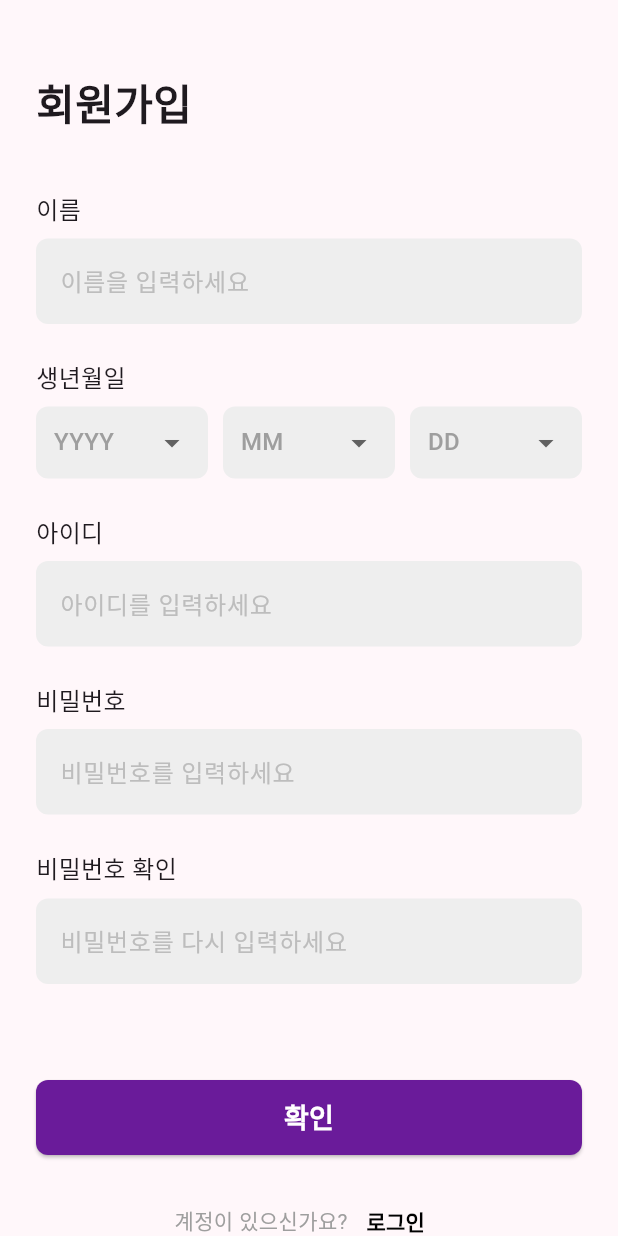
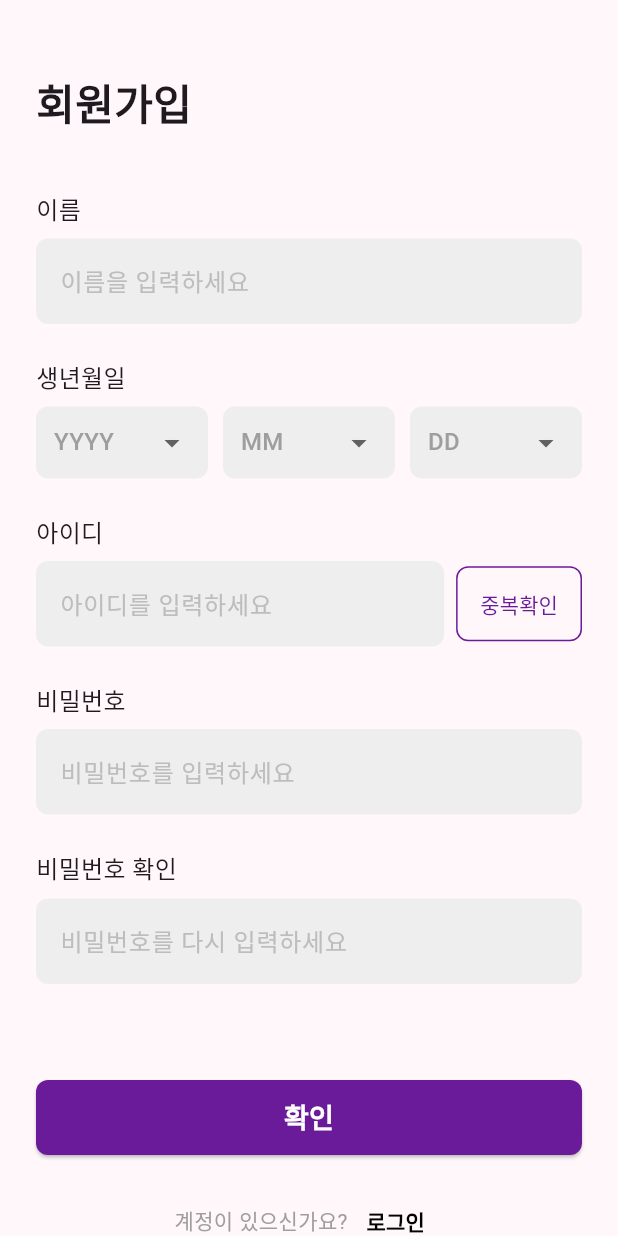
Before and after one commit to 9oormthon-univ/2025_SEASONTHON_TEAM_87_FrontEnd, a Flutter app: the screen it shows after launch, after a tap on "회원가입", on a phone screen of 412 x 824 dp. Run offline on Flutter 3.47's test engine with Material 3 defaults, Android fonts, the phone set to English and light mode, and no system bars; network calls fail.

Commit message:
로그인 및 회원가입 API연동 아이디 중복방지 추가

```diff
--- a/my_flutter_app/lib/screens/login_screen.dart
+++ b/my_flutter_app/lib/screens/login_screen.dart
@@ -23,7 +23,6 @@ class _LoginScreenState extends State<LoginScreen> {
   }
 
   Future<void> _handleLogin() async {
-    // ✅ [테스트] 버튼이 눌리는지 확인하기 위한 print문
     print("로그인 버튼 눌림! _handleLogin 함수 시작.");
 
     if (_isLoading) {
@@ -62,18 +61,21 @@ class _LoginScreenState extends State<LoginScreen> {
   @override
   Widget build(BuildContext context) {
     const primaryColor = Color(0xFF8A2BE2);
-    const gradientStartColor = Color(0xFFD4B9FF);
-    const gradientEndColor = Color(0xFFE9D8FF);
+    // 그라데이션 색상은 이제 사용되지 않습니다.
+    // const gradientStartColor = Color(0xFFD4B9FF);
+    // const gradientEndColor = Color(0xFFE9D8FF);
 
     return Scaffold(
-      body: Container(
-        decoration: const BoxDecoration(
-          gradient: LinearGradient(
-              begin: Alignment.topCenter,
-              end: Alignment.bottomCenter,
-              colors: [gradientStartColor, gradientEndColor]),
+      body: Stack( // ✅ [수정] Stack 위젯으로 변경하여 배경 이미지 위에 UI를 올립니다.
+        fit: StackFit.expand,
+        children: [
+          // ✅ [추가] 배경 이미지
+          Image.asset(
+            'assets/login_background.png', // ✅ [수정] 배경 이미지 파일 경로
+            fit: BoxFit.cover,
           ),
-        child: SafeArea(
+          // ✅ [수정] 기존 Container의 내용은 Stack의 자식으로 옮겨집니다.
+          SafeArea(
             child: Padding(
               padding: const EdgeInsets.symmetric(horizontal: 40.0),
               child: SingleChildScrollView(
@@ -129,6 +131,7 @@ class _LoginScreenState extends State<LoginScreen> {
               ),
             ),
           ),
+        ],
       ),
     );
   }
--- a/my_flutter_app/lib/screens/signup_screen.dart
+++ b/my_flutter_app/lib/screens/signup_screen.dart
@@ -23,8 +23,10 @@ class _SignupScreenState extends State<SignupScreen> {
   final List<String> _months = List.generate(12, (index) => (index + 1).toString().padLeft(2, '0'));
   final List<String> _days = List.generate(31, (index) => (index + 1).toString().padLeft(2, '0'));
 
-  // 로딩 관리 변수
+  // ✅ [다시 추가] 로딩 및 상태 관리 변수
   bool _isLoading = false;
+  bool _isIdChecked = false; // 아이디 중복 확인을 했는지 여부
+  bool _isIdAvailable = false; // 아이디가 사용 가능한지 여부
 
   @override
   void dispose() {
@@ -35,7 +37,30 @@ class _SignupScreenState extends State<SignupScreen> {
     super.dispose();
   }
 
-  // 회원가입 로직 (반환값 처리 로직 수정)
+  // ✅ [다시 추가] 아이디 중복 확인 로직
+  Future<void> _handleCheckId() async {
+    if (_idController.text.isEmpty) {
+      _showSnackBar('아이디를 입력해주세요.');
+      return;
+    }
+
+    final isAvailable = await ApiService.checkIdAvailability(_idController.text);
+    // 위젯이 아직 화면에 있는지 확인
+    if (!mounted) return;
+
+    setState(() {
+      _isIdChecked = true;
+      _isIdAvailable = isAvailable;
+    });
+
+    if (isAvailable) {
+      _showSnackBar('사용 가능한 아이디입니다.');
+    } else {
+      _showSnackBar('이미 사용 중인 아이디입니다.');
+    }
+  }
+
+  // ✅ [수정] 회원가입 로직에 중복 확인 검사 추가
   Future<void> _handleSignup() async {
     // 1. 유효성 검사
     if (_nameController.text.isEmpty ||
@@ -43,6 +68,10 @@ class _SignupScreenState extends State<SignupScreen> {
         _passwordController.text.isEmpty ||
         _selectedYear == null || _selectedMonth == null || _selectedDay == null) {
       _showErrorDialog('모든 필드를 입력해주세요.');
+      return;
+    }
+    if (!_isIdChecked || !_isIdAvailable) { // 중복 확인을 통과했는지 검사
+      _showErrorDialog('아이디 중복 확인을 해주세요.');
       return;
     }
     if (_passwordController.text != _confirmPasswordController.text) {
@@ -67,7 +96,6 @@ class _SignupScreenState extends State<SignupScreen> {
 
     // 3. 결과 처리
     if (errorMessage == null) {
-      // errorMessage가 null이면 성공
       showDialog(
           context: context,
           barrierDismissible: false,
@@ -85,7 +113,6 @@ class _SignupScreenState extends State<SignupScreen> {
             ],
           ));
     } else {
-      // errorMessage가 있으면 실패! 서버가 보내준 메시지를 그대로 보여줌
       _showErrorDialog(errorMessage);
     }
   }
@@ -107,6 +134,12 @@ class _SignupScreenState extends State<SignupScreen> {
     );
   }
 
+  void _showSnackBar(String message) {
+    ScaffoldMessenger.of(context).showSnackBar(
+      SnackBar(content: Text(message)),
+    );
+  }
+
   @override
   Widget build(BuildContext context) {
     const primaryColor = Color(0xFF6A1B9A);
@@ -119,40 +152,17 @@ class _SignupScreenState extends State<SignupScreen> {
             child: Column(
               crossAxisAlignment: CrossAxisAlignment.start,
               children: [
-                const Text(
-                  '회원가입',
-                  style: TextStyle(
-                    fontSize: 28,
-                    fontWeight: FontWeight.bold,
-                  ),
-                ),
-                const SizedBox(height: 40),
-                _buildTextFieldSection(
-                  label: '이름',
-                  controller: _nameController,
-                  hintText: '이름을 입력하세요',
-                ),
-                _buildBirthDateSection(),
-                _buildTextFieldSection(
-                  label: '아이디',
-                  controller: _idController,
-                  hintText: '아이디를 입력하세요',
-                ),
-                _buildTextFieldSection(
-                  label: '비밀번호',
-                  controller: _passwordController,
-                  hintText: '비밀번호를 입력하세요',
-                  isObscure: true,
-                ),
-                _buildTextFieldSection(
-                  label: '비밀번호 확인',
-                  controller: _confirmPasswordController,
-                  hintText: '비밀번호를 다시 입력하세요',
-                  isObscure: true,
-                ),
+                const Text('회원가입', style: TextStyle(fontSize: 28, fontWeight: FontWeight.bold)),
                 const SizedBox(height: 40),
 
-                // 확인 버튼
+                _buildTextFieldSection(label: '이름', controller: _nameController, hintText: '이름을 입력하세요'),
+                _buildBirthDateSection(),
+                // ✅ [수정] 아이디 섹션 위젯 변경
+                _buildIdSection(primaryColor),
+                _buildTextFieldSection(label: '비밀번호', controller: _passwordController, hintText: '비밀번호를 입력하세요', isObscure: true),
+                _buildTextFieldSection(label: '비밀번호 확인', controller: _confirmPasswordController, hintText: '비밀번호를 다시 입력하세요', isObscure: true),
+                const SizedBox(height: 40),
+
                 SizedBox(
                   width: double.infinity,
                   height: 50,
@@ -160,40 +170,22 @@ class _SignupScreenState extends State<SignupScreen> {
                     onPressed: _handleSignup,
                     style: ElevatedButton.styleFrom(
                       backgroundColor: primaryColor,
-                      shape: RoundedRectangleBorder(
-                        borderRadius: BorderRadius.circular(8.0),
-                      ),
+                      shape: RoundedRectangleBorder(borderRadius: BorderRadius.circular(8.0)),
                     ),
                     child: _isLoading
                         ? const CircularProgressIndicator(color: Colors.white)
-                        : const Text(
-                      '확인',
-                      style: TextStyle(
-                        fontSize: 18,
-                        fontWeight: FontWeight.bold,
-                        color: Colors.white,
-                      ),
-                    ),
+                        : const Text('확인', style: TextStyle(fontSize: 18, fontWeight: FontWeight.bold, color: Colors.white)),
                   ),
                 ),
                 const SizedBox(height: 20),
 
-                // 로그인 링크
                 Row(
                   mainAxisAlignment: MainAxisAlignment.center,
                   children: [
                     const Text('계정이 있으신가요?', style: TextStyle(color: Colors.grey)),
                     TextButton(
-                      onPressed: () {
-                        Navigator.of(context).pop();
-                      },
-                      child: const Text(
-                        '로그인',
-                        style: TextStyle(
-                          fontWeight: FontWeight.bold,
-                          color: Colors.black,
-                        ),
-                      ),
+                      onPressed: () => Navigator.of(context).pop(),
+                      child: const Text('로그인', style: TextStyle(fontWeight: FontWeight.bold, color: Colors.black)),
                     ),
                   ],
                 ),
@@ -205,7 +197,6 @@ class _SignupScreenState extends State<SignupScreen> {
     );
   }
 
-  // 반복되는 텍스트 필드 섹션을 만드는 헬퍼 위젯
   Widget _buildTextFieldSection({
     required String label,
     required TextEditingController controller,
@@ -215,10 +206,7 @@ class _SignupScreenState extends State<SignupScreen> {
     return Column(
       crossAxisAlignment: CrossAxisAlignment.start,
       children: [
-        Text(
-          label,
-          style: const TextStyle(fontSize: 16, fontWeight: FontWeight.w500),
-        ),
+        Text(label, style: const TextStyle(fontSize: 16, fontWeight: FontWeight.w500)),
         const SizedBox(height: 8),
         TextFormField(
           controller: controller,
@@ -228,10 +216,7 @@ class _SignupScreenState extends State<SignupScreen> {
             hintStyle: TextStyle(color: Colors.grey[400]),
             filled: true,
             fillColor: Colors.grey[200],
-            border: OutlineInputBorder(
-              borderRadius: BorderRadius.circular(8.0),
-              borderSide: BorderSide.none,
-            ),
+            border: OutlineInputBorder(borderRadius: BorderRadius.circular(8.0), borderSide: BorderSide.none),
           ),
         ),
         const SizedBox(height: 24),
@@ -239,49 +224,44 @@ class _SignupScreenState extends State<SignupScreen> {
     );
   }
 
-  // 생년월일 Dropdown 섹션
-  Widget _buildBirthDateSection() {
+  // ✅ [다시 추가] 아이디 입력 + 중복확인 버튼 섹션 위젯
+  Widget _buildIdSection(Color primaryColor) {
     return Column(
       crossAxisAlignment: CrossAxisAlignment.start,
       children: [
-        const Text(
-          '생년월일',
-          style: TextStyle(fontSize: 16, fontWeight: FontWeight.w500),
-        ),
+        const Text('아이디', style: TextStyle(fontSize: 16, fontWeight: FontWeight.w500)),
         const SizedBox(height: 8),
         Row(
           children: [
-            _buildDropdownButton(
-              hint: 'YYYY',
-              value: _selectedYear,
-              items: _years,
-              onChanged: (value) {
-                setState(() {
-                  _selectedYear = value;
-                });
-              },
+            Expanded(
+              child: TextFormField(
+                controller: _idController,
+                onChanged: (value) {
+                  // 아이디를 수정하면, '중복 확인' 상태를 초기화
+                  if (_isIdChecked) {
+                    setState(() {
+                      _isIdChecked = false;
+                    });
+                  }
+                },
+                decoration: InputDecoration(
+                  hintText: '아이디를 입력하세요',
+                  hintStyle: TextStyle(color: Colors.grey[400]),
+                  filled: true,
+                  fillColor: Colors.grey[200],
+                  border: OutlineInputBorder(borderRadius: BorderRadius.circular(8.0), borderSide: BorderSide.none),
+                ),
+              ),
             ),
-            const SizedBox(width: 10),
-            _buildDropdownButton(
-              hint: 'MM',
-              value: _selectedMonth,
-              items: _months,
-              onChanged: (value) {
-                setState(() {
-                  _selectedMonth = value;
-                });
-              },
-            ),
-            const SizedBox(width: 10),
-            _buildDropdownButton(
-              hint: 'DD',
-              value: _selectedDay,
-              items: _days,
-              onChanged: (value) {
-                setState(() {
-                  _selectedDay = value;
-                });
-              },
+            const SizedBox(width: 8),
+            OutlinedButton(
+              onPressed: _handleCheckId, // 중복확인 함수 연결
+              style: OutlinedButton.styleFrom(
+                side: BorderSide(color: primaryColor),
+                shape: RoundedRectangleBorder(borderRadius: BorderRadius.circular(8.0)),
+                padding: const EdgeInsets.symmetric(horizontal: 16, vertical: 15),
+              ),
+              child: Text('중복확인', style: TextStyle(color: primaryColor)),
             ),
           ],
         ),
@@ -290,7 +270,35 @@ class _SignupScreenState extends State<SignupScreen> {
     );
   }
 
-  // 반복되는 DropdownButton을 만드는 헬퍼 위젯
+  Widget _buildBirthDateSection() {
+    return Column(
+      crossAxisAlignment: CrossAxisAlignment.start,
+      children: [
+        const Text('생년월일', style: TextStyle(fontSize: 16, fontWeight: FontWeight.w500)),
+        const SizedBox(height: 8),
+        Row(
+          children: [
+            _buildDropdownButton(
+              hint: 'YYYY', value: _selectedYear, items: _years,
+              onChanged: (value) => setState(() => _selectedYear = value),
+            ),
+            const SizedBox(width: 10),
+            _buildDropdownButton(
+              hint: 'MM', value: _selectedMonth, items: _months,
+              onChanged: (value) => setState(() => _selectedMonth = value),
+            ),
+            const SizedBox(width: 10),
+            _buildDropdownButton(
+              hint: 'DD', value: _selectedDay, items: _days,
+              onChanged: (value) => setState(() => _selectedDay = value),
+            ),
+          ],
+        ),
+        const SizedBox(height: 24),
+      ],
+    );
+  }
+
   Widget _buildDropdownButton({
     required String hint,
     required String? value,
```
Lines whose indentation alone changed are shown as unchanged.
